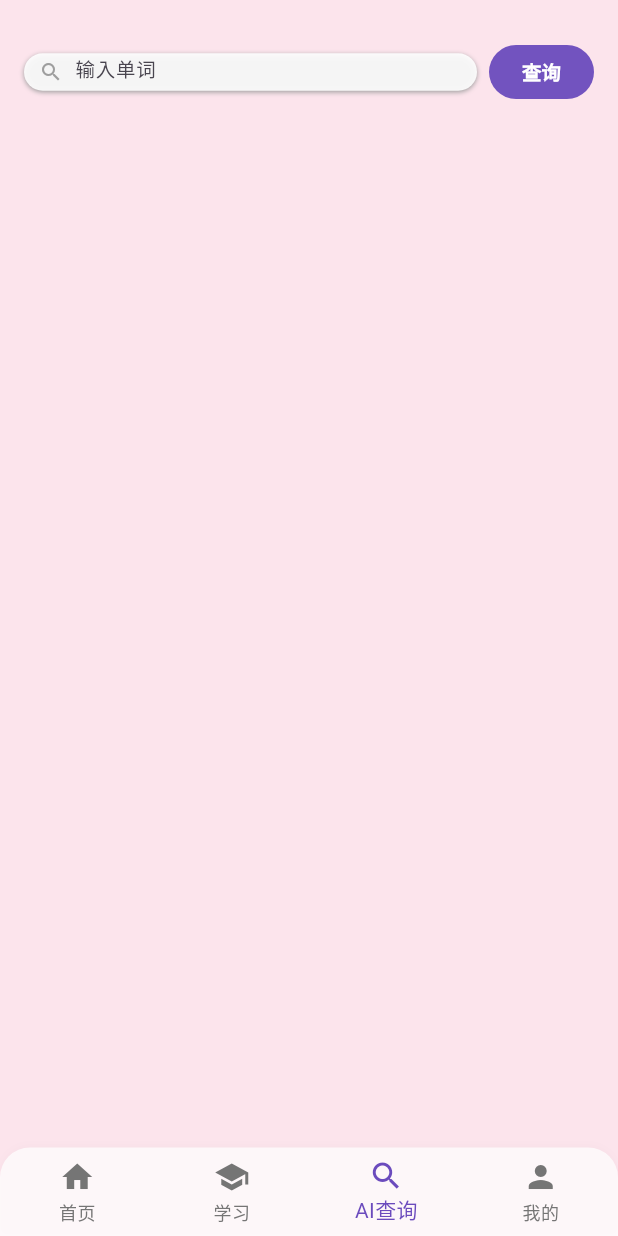
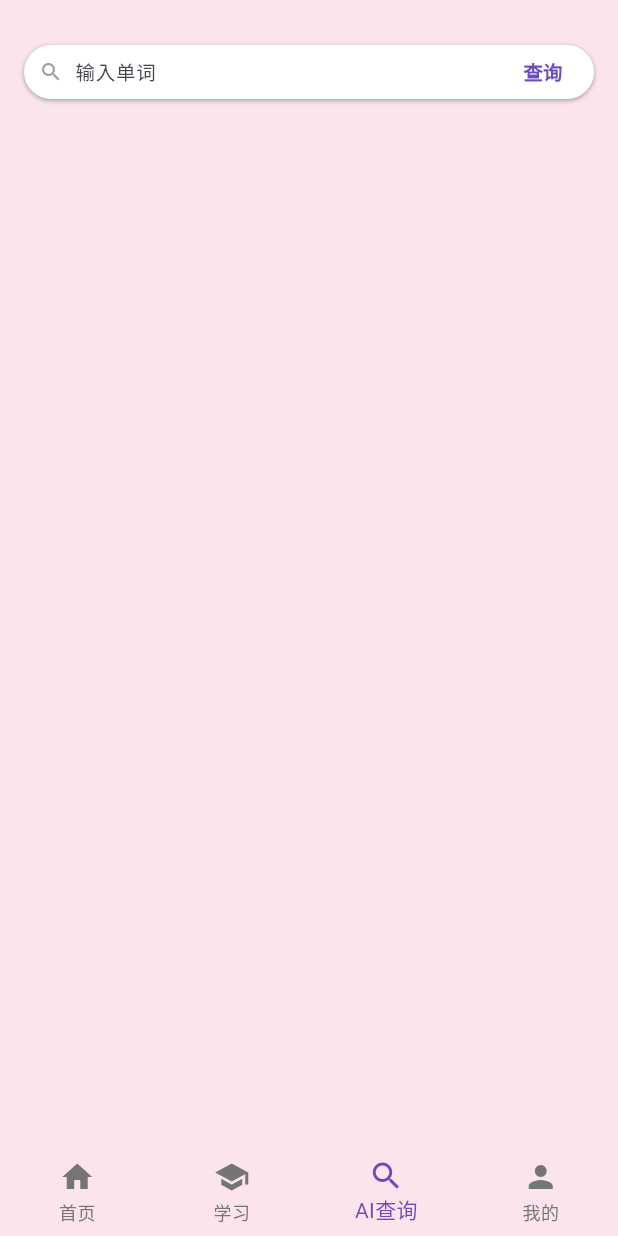
Before and after one commit to Dolores18/mika_app, a Flutter app: the screen it shows after launch, item 3 of the bottom bar chosen, on a phone screen of 412 x 824 dp. Run offline on Flutter 3.47's test engine with Material 3 defaults, Android fonts, the phone set to English and light mode, and no system bars; our stand-ins replace flutter_markdown; missing offline and left inert: markdown.

Commit message:
样式完善

```diff
--- a/lib/main.dart
+++ b/lib/main.dart
@@ -70,19 +70,11 @@ class _MainScreenState extends State<MainScreen> {
               ? null
               : Container(
                 decoration: BoxDecoration(
-                  color: Colors.white.withOpacity(0.75), // 半透明白色
+                  color: const Color(0xFFFCE4EC), // 使用与应用背景相同的淡粉色
                   borderRadius: const BorderRadius.only(
                     topLeft: Radius.circular(20),
                     topRight: Radius.circular(20),
                   ),
-                  boxShadow: [
-                    BoxShadow(
-                      color: Colors.black.withOpacity(0.02),
-                      blurRadius: 4,
-                      spreadRadius: 0,
-                      offset: const Offset(0, -1),
-                    ),
-                  ],
                 ),
                 child: ClipRRect(
                   borderRadius: const BorderRadius.only(
--- a/lib/pages/word_lookup_page.dart
+++ b/lib/pages/word_lookup_page.dart
@@ -252,11 +252,12 @@ class _WordLookupPageState extends State<WordLookupPage> {
                   child: Row(
                     children: [
                       Expanded(
-                        flex: 7,
                         child: Container(
-                          height: 25,
+                          height: 36,
                           decoration: BoxDecoration(
-                            color: Colors.white.withOpacity(0.9), // 透明度使其更融入背景
+                            color: Colors.white.withValues(
+                              alpha: 230,
+                            ), // 透明度使其更融入背景
                             borderRadius: BorderRadius.circular(36),
                             boxShadow: [
                               BoxShadow(
@@ -269,7 +270,6 @@ class _WordLookupPageState extends State<WordLookupPage> {
                               ),
                             ],
                           ),
-                          child: Center(
                           child: Row(
                             children: [
                               const SizedBox(width: 10),
@@ -301,49 +301,38 @@ class _WordLookupPageState extends State<WordLookupPage> {
                                   },
                                 ),
                               ),
-                              ],
-                            ),
-                          ),
-                        ),
-                      ),
-                      const SizedBox(width: 8),
-                      Container(
-                        height: 36,
-                        width: 70,
-                        child: ElevatedButton(
+                              MaterialButton(
                                 onPressed:
                                     _isLoading
                                         ? null
                                         : () {
-                                    final word = _wordController.text.trim();
+                                          final word =
+                                              _wordController.text.trim();
                                           if (word.isNotEmpty) {
                                             _fetchExplanation(word);
                                           }
                                         },
-                          style: ElevatedButton.styleFrom(
-                            backgroundColor: const Color(
-                              0xFF6b4bbd,
-                            ).withOpacity(0.95), // 轻微透明度
-                            foregroundColor: Colors.white,
+                                color: Colors.transparent,
+                                elevation: 0,
                                 shape: RoundedRectangleBorder(
                                   borderRadius: BorderRadius.circular(36),
-                              side: BorderSide.none,
                                 ),
-                            elevation: 0,
-                            shadowColor: Colors.transparent,
                                 padding: EdgeInsets.zero,
-                            surfaceTintColor: Colors.transparent,
-                            tapTargetSize: MaterialTapTargetSize.shrinkWrap,
-                            visualDensity: VisualDensity.compact,
-                          ),
-                          child: const Center(
-                            child: Text(
+                                minWidth: 60,
+                                height: 28,
+                                materialTapTargetSize:
+                                    MaterialTapTargetSize.shrinkWrap,
+                                child: const Text(
                                   '查询',
                                   style: TextStyle(
                                     fontSize: 13,
                                     fontWeight: FontWeight.bold,
+                                    color: Color(0xFF6b4bbd),
                                   ),
                                 ),
+                              ),
+                              const SizedBox(width: 4),
+                            ],
                           ),
                         ),
                       ),
@@ -384,18 +373,6 @@ class _WordLookupPageState extends State<WordLookupPage> {
                     width: double.infinity,
                     margin: const EdgeInsets.symmetric(horizontal: 16),
                     padding: const EdgeInsets.all(16),
-                    decoration: BoxDecoration(
-                      color: Colors.white.withOpacity(0.75), // 半透明白色背景
-                      borderRadius: BorderRadius.circular(16), // 更大的圆角
-                      boxShadow: [
-                        BoxShadow(
-                          color: Colors.black.withOpacity(0.03), // 非常轻微的阴影
-                          blurRadius: 5,
-                          spreadRadius: 0,
-                          offset: const Offset(0, 1),
-                        ),
-                      ],
-                    ),
                     child: Column(
                       crossAxisAlignment: CrossAxisAlignment.start,
                       children: [
```
Lines whose indentation alone changed are shown as unchanged.
